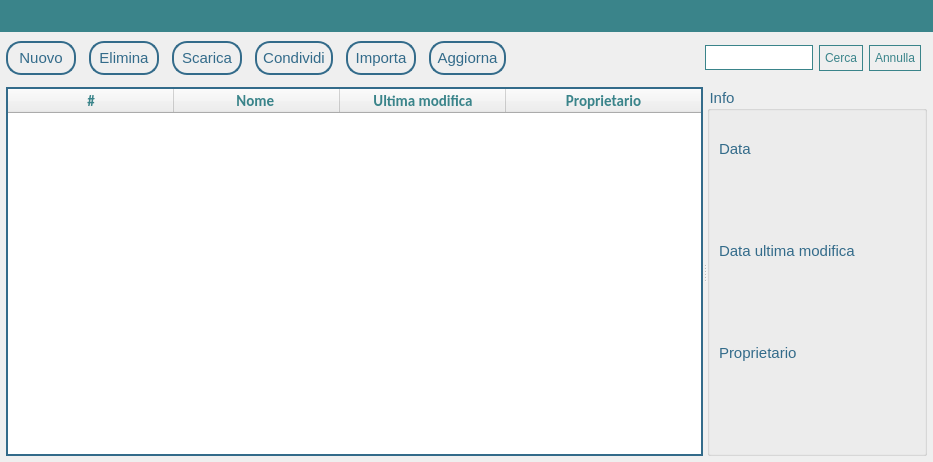
First picture: the form in Client/principale.ui, repository MarcoFlo/Google-Drive, before the edit.
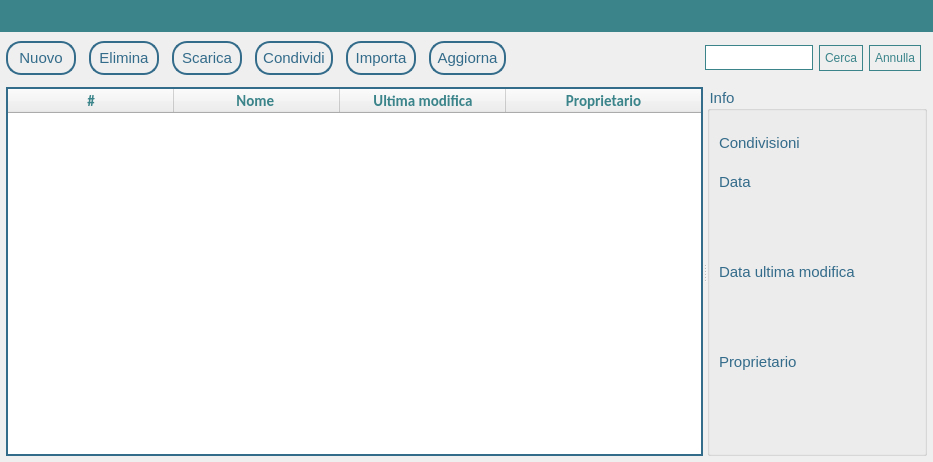
Second picture: the form after the edit.

Commit message: info su condivisioni

Diff of the .ui file:
```diff
--- a/Client/principale.ui
+++ b/Client/principale.ui
@@ -856,11 +856,20 @@
            <number>13</number>
           </property>
           <item>
-           <layout class="QHBoxLayout" name="horizontalLayout_4">
-            <property name="spacing">
-             <number>6</number>
+           <widget class="QLabel" name="label">
+            <property name="sizePolicy">
+             <sizepolicy hsizetype="Fixed" vsizetype="Fixed">
+              <horstretch>0</horstretch>
+              <verstretch>0</verstretch>
+             </sizepolicy>
             </property>
-           </layout>
+            <property name="text">
+             <string>Condivisioni</string>
+            </property>
+           </widget>
+          </item>
+          <item>
+           <layout class="QVBoxLayout" name="verticalLayout_4"/>
           </item>
           <item>
            <widget class="QLabel" name="data">
```
The commit also changes 3 other files.
